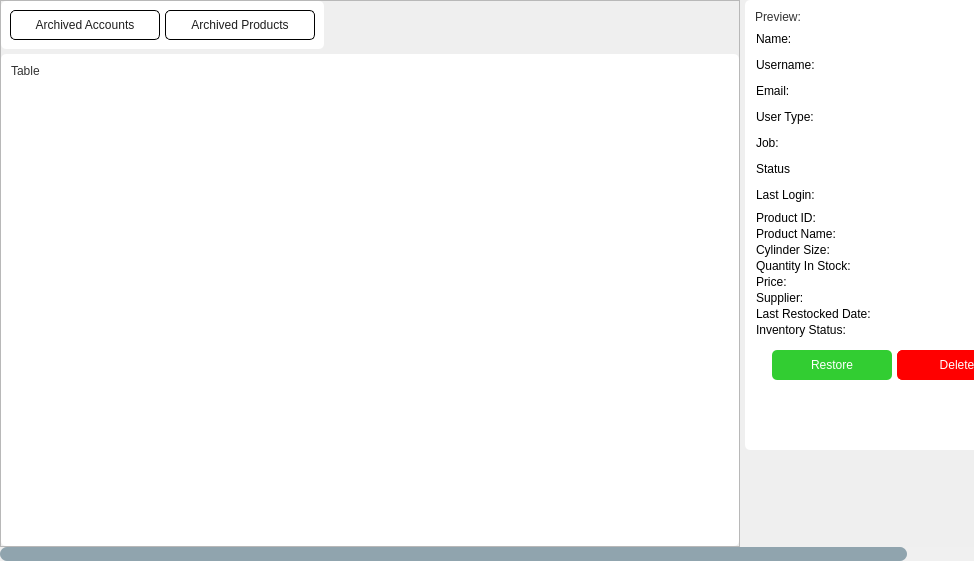
Kazu0210/Inventory-System, file app/src/ui/NEW/archive_page.ui: the form before one commit.
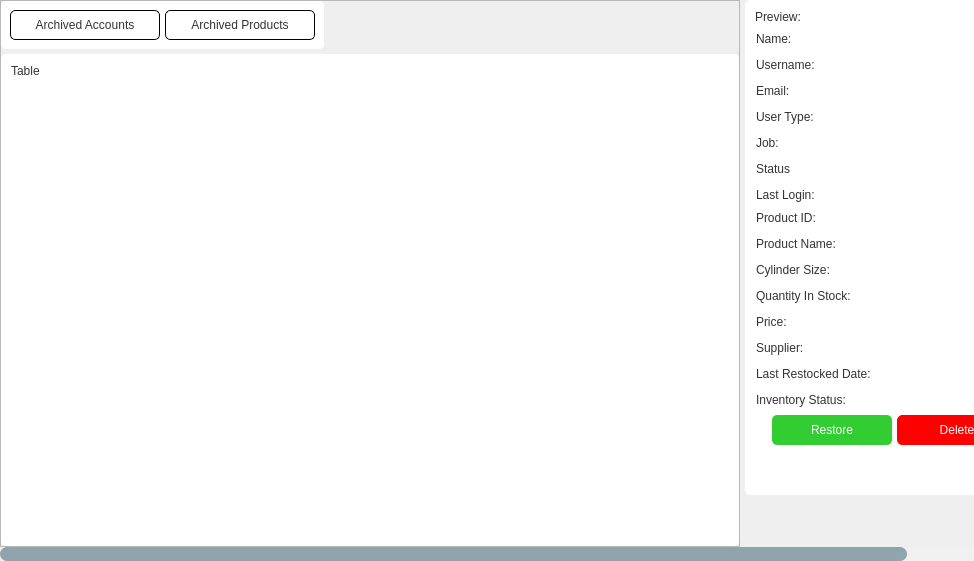
The form after the commit.

Patch:
```diff
--- a/app/src/ui/NEW/archive_page.ui
+++ b/app/src/ui/NEW/archive_page.ui
@@ -90,7 +90,7 @@
         <x>0</x>
         <y>0</y>
         <width>1045</width>
-        <height>547</height>
+        <height>544</height>
        </rect>
       </property>
       <layout class="QHBoxLayout" name="horizontalLayout">
@@ -192,7 +192,7 @@
 border-radius: 5px;
 padding: 5px;
 font: 87 10pt &quot;Noto Sans Black&quot;;
-color: #1E1E1E;</string>
+color: #333333;</string>
                </property>
                <property name="text">
                 <string>Archived Accounts</string>
@@ -222,7 +222,7 @@
 border-radius: 5px;
 padding: 5px;
 font: 87 10pt &quot;Noto Sans Black&quot;;
-color: #1E1E1E;</string>
+color: #333333;</string>
                </property>
                <property name="text">
                 <string>Archived Products</string>
@@ -326,6 +326,7 @@
 }
 *{
 background-color: transparent;
+color: #333333;
 }</string>
          </property>
          <property name="frameShape">
@@ -439,7 +440,8 @@
                    </size>
                   </property>
                   <property name="styleSheet">
-                   <string notr="true">font: 63 10pt &quot;Noto Sans SemiBold&quot;;</string>
+                   <string notr="true">font: 63 10pt &quot;Noto Sans SemiBold&quot;;
+color: #333333;</string>
                   </property>
                   <property name="text">
                    <string>Name:</string>
@@ -808,7 +810,7 @@
             </property>
             <layout class="QVBoxLayout" name="verticalLayout_6">
              <property name="spacing">
-              <number>0</number>
+              <number>10</number>
              </property>
              <property name="leftMargin">
               <number>0</number>
@@ -820,7 +822,7 @@
               <number>0</number>
              </property>
              <property name="bottomMargin">
-              <number>5</number>
+              <number>0</number>
              </property>
              <item>
               <widget class="QFrame" name="frame_15">
```
